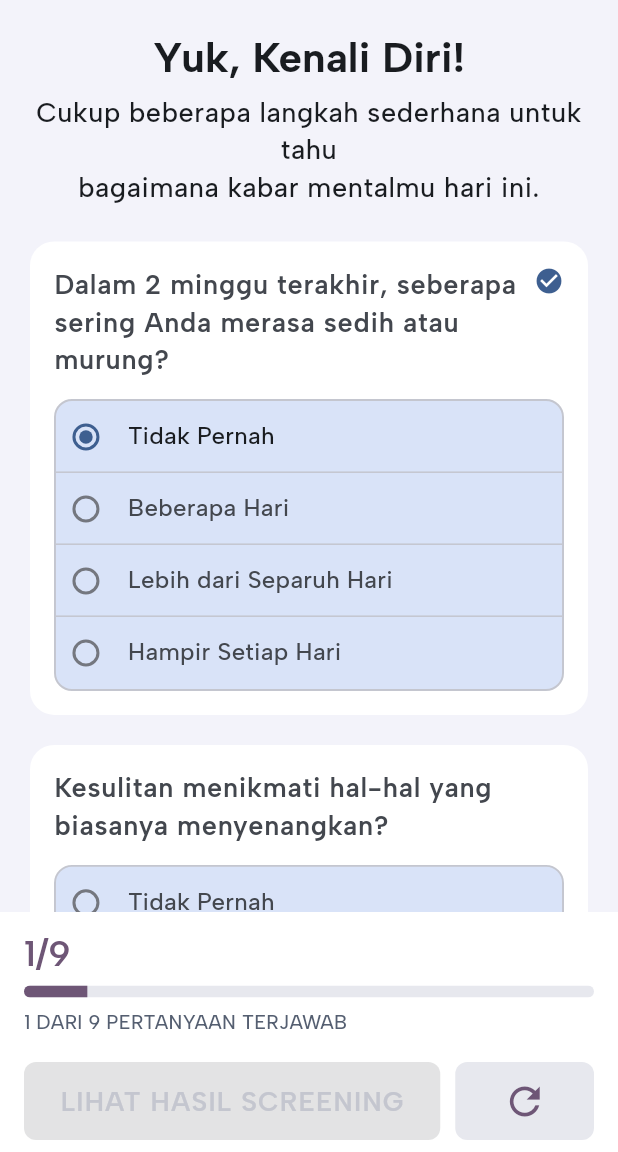
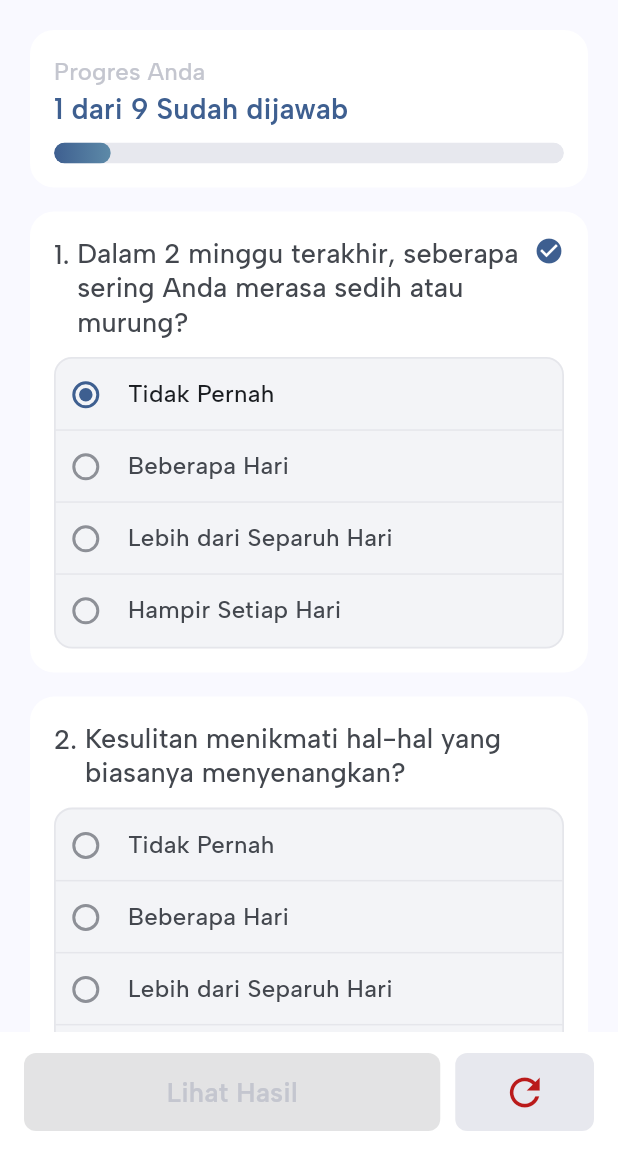
Before and after one commit to Vrynd/Insightmind_apps, a Flutter app: the screen it shows after launch, after a tap on "Tidak Pernah", on a phone screen of 412 x 824 dp, the part 84-1236 px from its top. Run offline on Flutter 3.47's test engine with Material 3 defaults, Android fonts, the phone set to English and light mode, and no system bars; our stand-ins replace flutter_riverpod, google_fonts.

Commit message:
Mengatur ulang layout dan tema aplikasi

```diff
--- a/lib/features/insightmind/domain/entities/question.dart
+++ b/lib/features/insightmind/domain/entities/question.dart
@@ -45,7 +45,7 @@ const defaultQuestions = <Question>[
 
   Question(
     id: 'q3',
-    text: 'Mengalami masalah tidur; seperti sulit tidur, tidur terlalu banyak, atau bangun terlalu cepat?',
+    text: 'Mengalami masalah tidur, seperti sulit tidur, tidur terlalu banyak, atau bangun terlalu cepat?',
     options: _standardOptions,
   ),
   Question(
--- a/lib/features/insightmind/presentation/pages/home_pages.dart
+++ b/lib/features/insightmind/presentation/pages/home_pages.dart
@@ -1,11 +1,12 @@
 import 'package:flutter/material.dart';
 import 'package:flutter_riverpod/flutter_riverpod.dart';
 import 'package:insightmind_app/features/insightmind/presentation/providers/score_provider.dart';
-import 'package:insightmind_app/features/insightmind/presentation/widget/header_app.dart';
 import 'package:insightmind_app/features/insightmind/presentation/providers/questionnare_provider.dart';
 import 'package:insightmind_app/features/insightmind/presentation/pages/result_pages.dart';
+import 'package:insightmind_app/features/insightmind/presentation/widget/answer_summary.dart';
+import 'package:insightmind_app/features/insightmind/presentation/widget/indicator_proggres.dart';
 import 'package:insightmind_app/features/insightmind/presentation/widget/scaffold_app.dart';
-import 'package:insightmind_app/features/insightmind/presentation/widget/question_app.dart';
+import 'package:insightmind_app/features/insightmind/presentation/widget/questionaire.dart';
 
 class HomePage extends ConsumerWidget {
   const HomePage({super.key});
@@ -29,7 +30,7 @@ class HomePage extends ConsumerWidget {
     final isComplete = questionnaireState.isComplete;
 
     return ScaffoldApp(
-      backgroundColor: color.surfaceContainerLow,
+      backgroundColor: color.surface,
       appBar: AppBar(
         scrolledUnderElevation: 0,
         backgroundColor: color.surfaceContainerLowest,
@@ -68,16 +69,19 @@ class HomePage extends ConsumerWidget {
           child: Column(
             crossAxisAlignment: CrossAxisAlignment.stretch,
             children: [
-              // Welcome Apps
-              Align(
-                alignment: Alignment.center,
-                child: HeaderApp(textStyle: textStyle, color: color),
+              IndicatorProggres(
+                progressValue: progressValue,
+                answeredCount: answeredCount,
+                totalCount: totalCount,
+                color: color,
+                textStyle: textStyle,
               ),
-              const SizedBox(height: 24),
+              const SizedBox(height: 16),
 
-              // Daftar Pertanyaan
+              // Jadikan Daftar Pertanyaan ini menjadi widget yang terpisah
               for (int i = 0; i < questions.length; i++) ...[
-                QuestionApp(
+                Questionnaire(
+                  index: i + 1,
                   question: questions[i],
                   color: color,
                   textStyle: textStyle,
@@ -89,82 +93,18 @@ class HomePage extends ConsumerWidget {
                     );
                   },
                 ),
-                // Jarak antar item untuk item bukan yang paling terakhir
-                if (i != questions.length - 1) const SizedBox(height: 20),
+                if (i != questions.length - 1) const SizedBox(height: 16),
               ],
-              const SizedBox(height: 24),
 
-              // Ringkasan dari Jawaban
-              if (answeredCount > 0) ...[
-                Container(
-                  padding: const EdgeInsets.all(16),
-                  decoration: BoxDecoration(
-                    color: color.surfaceContainerLowest,
-                    borderRadius: BorderRadius.circular(16),
+              //Jadikan Ringkasan Jawaban ini menjadi widget yang terpisah
+              if (answeredCount > 0)
+                AnswerSummary(
+                  answeredScores: answeredScores,
+                  totalScore: totalScore,
+                  isComplete: isComplete,
+                  color: color,
+                  textStyle: textStyle,
                 ),
-                  child: Column(
-                    crossAxisAlignment: CrossAxisAlignment.start,
-                    children: [
-                      Text(
-                        'Ringkasan Jawaban',
-                        style: textStyle.titleMedium?.copyWith(
-                          color: color.onSurfaceVariant,
-                          fontWeight: FontWeight.w600,
-                          letterSpacing: 0.5,
-                        ),
-                      ),
-                      const SizedBox(height: 12),
-                      GridView.count(
-                        shrinkWrap: true,
-                        crossAxisCount: 4,
-                        mainAxisSpacing: 8,
-                        crossAxisSpacing: 8,
-                        childAspectRatio: 2.5,
-                        physics: const NeverScrollableScrollPhysics(),
-                        children: [
-                          ...answeredScores.asMap().entries.map((entry) {
-                            final index = entry.key;
-                            final score = entry.value;
-                            return Container(
-                              alignment: Alignment.center,
-                              decoration: BoxDecoration(
-                                color: color.primaryContainer,
-                                borderRadius: BorderRadius.circular(8),
-                                border: Border.all(
-                                  color: color.inversePrimary,
-                                  width: 1,
-                                ),
-                              ),
-                              child: Text(
-                                'Q${index + 1}: $score',
-                                style: TextStyle(
-                                  color: color.primary,
-                                  fontWeight: FontWeight.w600,
-                                ),
-                              ),
-                            );
-                          }),
-                          if (isComplete)
-                            Container(
-                              alignment: Alignment.center,
-                              decoration: BoxDecoration(
-                                color: color.primary,
-                                borderRadius: BorderRadius.circular(8),
-                              ),
-                              child: Text(
-                                'Skor: $totalScore',
-                                style: TextStyle(
-                                  color: color.surface,
-                                  fontWeight: FontWeight.w600,
-                                ),
-                              ),
-                            ),
-                        ],
-                      ),
-                    ],
-                  ),
-                ),
-              ],
             ],
           ),
         ),
@@ -172,45 +112,8 @@ class HomePage extends ConsumerWidget {
 
       bottomNavigationBar: BottomAppBar(
         color: color.surfaceContainerLowest,
-        elevation: 8,
-        height: 160,
-        child: Column(
-          crossAxisAlignment: CrossAxisAlignment.stretch,
-          mainAxisSize: MainAxisSize.min,
-          children: [
-            // Indikator Progres Kuesioner
-            Text(
-              "$answeredCount/$totalCount",
-              style: textStyle.titleLarge?.copyWith(
-                color: color.tertiary,
-                fontSize: 24,
-                fontWeight: FontWeight.w600,
-              ),
-            ),
-            const SizedBox(height: 6),
-            ClipRRect(
-              borderRadius: BorderRadius.circular(6),
-              child: LinearProgressIndicator(
-                value: progressValue,
-                minHeight: 8,
-                backgroundColor: color.surfaceContainerHigh,
-                valueColor: AlwaysStoppedAnimation(color.tertiary),
-              ),
-            ),
-            const SizedBox(height: 6),
-            Text(
-              "$answeredCount dari $totalCount pertanyaan terjawab"
-                  .toUpperCase(),
-              style: textStyle.bodyLarge?.copyWith(
-                color: color.secondary,
-                fontSize: 13,
-                fontWeight: FontWeight.w500,
-              ),
-            ),
-            const SizedBox(height: 16),
-
-            // Button untuk Melihat Hasil dan Menghapus Semua Jawaban
-            Row(
+        child: Row(
+          mainAxisAlignment: MainAxisAlignment.spaceBetween,
           children: [
             Expanded(
               flex: 3,
@@ -229,13 +132,10 @@ class HomePage extends ConsumerWidget {
                     ? () {
                         final answerOrdered = <int>[];
                         final sortedKeys =
-                                questionnaireState.answers.keys.toList()
-                                  ..sort();
+                            questionnaireState.answers.keys.toList()..sort();
 
                         for (var key in sortedKeys) {
-                              answerOrdered.add(
-                                questionnaireState.answers[key]!,
-                              );
+                          answerOrdered.add(questionnaireState.answers[key]!);
                         }
 
                         ref.read(answersProvider.notifier).state =
@@ -249,13 +149,10 @@ class HomePage extends ConsumerWidget {
                       }
                     : null,
                 child: Text(
-                      'Lihat Hasil Screening'.toUpperCase(),
+                  'Lihat Hasil',
                   style: textStyle.titleMedium?.copyWith(
                     fontWeight: FontWeight.w600,
-                        letterSpacing: .8,
-                        color: isComplete
-                            ? color.onPrimary
-                            : color.outlineVariant,
+                    color: isComplete ? color.onPrimary : color.outlineVariant,
                   ),
                 ),
               ),
@@ -276,20 +173,18 @@ class HomePage extends ConsumerWidget {
                   ref.read(questionnaireProvider.notifier).reset();
                   ScaffoldMessenger.of(context).showSnackBar(
                     const SnackBar(
-                          content: Text('Kuesioner berhasil direset'),
+                      content: Text('Progress anda berhasil dipulihkan'),
                       behavior: SnackBarBehavior.floating,
-                          duration: Duration(seconds: 2),
+                      duration: Duration(seconds: 1),
                     ),
                   );
                 },
                 label: Icon(
                   Icons.refresh_outlined,
                   size: 30,
-                      color: color.tertiary,
+                  color: color.error,
                 ),
               ),
-                ),
-              ],
             ),
           ],
         ),
--- /dev/null
+++ b/lib/features/insightmind/presentation/widget/answer_summary.dart
@@ -0,0 +1,94 @@
+import 'package:flutter/material.dart';
+
+class AnswerSummary extends StatelessWidget {
+  final List<int> answeredScores;
+  final int totalScore;
+  final bool isComplete;
+  final ColorScheme color;
+  final TextTheme textStyle;
+
+  const AnswerSummary({
+    super.key,
+    required this.answeredScores,
+    required this.totalScore,
+    required this.isComplete,
+    required this.color,
+    required this.textStyle,
+  });
+
+  @override
+  Widget build(BuildContext context) {
+    return Column(
+      children: [
+        const SizedBox(height: 16),
+        Container(
+          padding: const EdgeInsets.all(16),
+          decoration: BoxDecoration(
+            color: color.surfaceContainerLowest,
+            borderRadius: BorderRadius.circular(16),
+          ),
+          child: Column(
+            crossAxisAlignment: CrossAxisAlignment.start,
+            children: [
+              Text(
+                'Jawaban Anda',
+                style: textStyle.titleMedium?.copyWith(
+                  color: color.onSurfaceVariant,
+                  fontWeight: FontWeight.w600,
+                ),
+              ),
+              const SizedBox(height: 12),
+              GridView.count(
+                shrinkWrap: true,
+                crossAxisCount: 4,
+                mainAxisSpacing: 8,
+                crossAxisSpacing: 8,
+                childAspectRatio: 2.5,
+                physics: const NeverScrollableScrollPhysics(),
+                children: [
+                  ...answeredScores.asMap().entries.map((entry) {
+                    final index = entry.key;
+                    final score = entry.value;
+                    return Container(
+                      alignment: Alignment.center,
+                      decoration: BoxDecoration(
+                        color: color.primaryContainer,
+                        borderRadius: BorderRadius.circular(8),
+                        border: Border.all(
+                          color: color.inversePrimary,
+                          width: 1,
+                        ),
+                      ),
+                      child: Text(
+                        'Q${index + 1}: $score',
+                        style: TextStyle(
+                          color: color.primary,
+                          fontWeight: FontWeight.w600,
+                        ),
+                      ),
+                    );
+                  }),
+                  if (isComplete)
+                    Container(
+                      alignment: Alignment.center,
+                      decoration: BoxDecoration(
+                        color: color.primary,
+                        borderRadius: BorderRadius.circular(8),
+                      ),
+                      child: Text(
+                        'Skor: $totalScore',
+                        style: TextStyle(
+                          color: color.surface,
+                          fontWeight: FontWeight.w600,
+                        ),
+                      ),
+                    ),
+                ],
+              ),
+            ],
+          ),
+        ),
+      ],
+    );
+  }
+}
--- a/lib/features/insightmind/presentation/widget/header_app.dart
+++ /dev/null
@@ -1,35 +0,0 @@
-import 'package:flutter/material.dart';
-
-class HeaderApp extends StatelessWidget {
-  final TextTheme textStyle;
-  final ColorScheme color;
-
-  const HeaderApp({super.key, required this.textStyle, required this.color});
-
-  @override
-  Widget build(BuildContext context) {
-    return Column(
-      mainAxisAlignment: MainAxisAlignment.center,
-      mainAxisSize: MainAxisSize.min,
-      children: [
-        Text(
-          'Yuk, Kenali Diri!',
-          style: textStyle.headlineMedium?.copyWith(
-            color: color.onSurface,
-            fontWeight: FontWeight.bold,
-          ),
-        ),
-        const SizedBox(height: 6),
-        Text(
-          'Cukup beberapa langkah sederhana untuk tahu\nbagaimana kabar mentalmu hari ini.',
-          style: textStyle.titleMedium?.copyWith(
-            color: color.onSurface,
-            fontWeight: FontWeight.w500,
-            letterSpacing: 0.4,
-          ),
-          textAlign: TextAlign.center,
-        ),
-      ],
-    );
-  }
-}
--- /dev/null
+++ b/lib/features/insightmind/presentation/widget/indicator_proggres.dart
@@ -0,0 +1,100 @@
+import 'package:flutter/material.dart';
+
+class IndicatorProggres extends StatelessWidget {
+  final double progressValue;
+  final int answeredCount;
+  final int totalCount;
+  final ColorScheme color;
+  final TextTheme textStyle;
+
+  const IndicatorProggres({
+    super.key,
+    required this.progressValue,
+    required this.answeredCount,
+    required this.totalCount,
+    required this.color,
+    required this.textStyle,
+  });
+
+  @override
+  Widget build(BuildContext context) {
+    final bool isEmpty = answeredCount == 0;
+    final bool isComplete = answeredCount == totalCount && totalCount > 0;
+
+    String message;
+    if (isEmpty) {
+      message = "Mulailah untuk Melihat Progres Anda";
+    } else if (isComplete) {
+      message = "Selesai! Semua Pertanyaan Telah dijawab";
+    } else {
+      message = "$answeredCount dari $totalCount Sudah dijawab";
+    }
+
+    return Container(
+      width: double.infinity,
+      padding: const EdgeInsets.all(16),
+      decoration: BoxDecoration(
+        color: color.surfaceContainerLowest,
+        borderRadius: BorderRadius.circular(16),
+      ),
+      child: Column(
+        crossAxisAlignment: CrossAxisAlignment.stretch,
+        children: [
+          Text(
+            'Progres Anda',
+            style: textStyle.titleSmall?.copyWith(
+              color: color.outlineVariant,
+              fontSize: 16,
+              fontWeight: FontWeight.w500,
+            ),
+          ),
+          const SizedBox(height: 2),
+          Text(
+            message,
+            style: textStyle.titleMedium?.copyWith(
+              color: color.primary,
+              fontWeight: FontWeight.w600,
+              fontSize: 19,
+              height: 1.3
+            ),
+          ),
+          const SizedBox(height: 10),
+          ClipRRect(
+            borderRadius: BorderRadius.circular(10),
+            child: Stack(
+              children: [
+                Container(
+                  height: 14,
+                  decoration: BoxDecoration(
+                    color: color.surfaceContainerHigh,
+                    borderRadius: BorderRadius.circular(10),
+                  ),
+                ),
+                if (!isEmpty)
+                  LayoutBuilder(
+                    builder: (context, constraints) {
+                      return AnimatedContainer(
+                        duration: const Duration(milliseconds: 500),
+                        height: 14,
+                        width:
+                            constraints.maxWidth *
+                            progressValue.clamp(0.0, 1.0),
+                        decoration: BoxDecoration(
+                          gradient: const LinearGradient(
+                            colors: [Color(0xFF3E5F90), Color(0xFF5D8AA8)],
+                            begin: Alignment.centerLeft,
+                            end: Alignment.centerRight,
+                          ),
+                          borderRadius: BorderRadius.circular(10),
+                        ),
+                      );
+                    },
+                  ),
+              ],
+            ),
+          ),
+        ],
+      ),
+    );
+  }
+}
--- a/lib/features/insightmind/presentation/widget/question_app.dart
+++ b/lib/features/insightmind/presentation/widget/questionaire.dart
@@ -1,15 +1,17 @@
 import 'package:flutter/material.dart';
 import 'package:insightmind_app/features/insightmind/domain/entities/question.dart';
 
-class QuestionApp extends StatelessWidget {
+class Questionnaire extends StatelessWidget {
+  final int index;
   final ColorScheme color;
   final TextTheme textStyle;
   final Question question;
   final int? selectedScore;
   final ValueChanged<int> onChanged;
 
-  const QuestionApp({
+  const Questionnaire({
     super.key,
+    required this.index,
     required this.color,
     required this.textStyle,
     required this.question,
@@ -34,13 +36,18 @@ class QuestionApp extends StatelessWidget {
           Row(
             crossAxisAlignment: CrossAxisAlignment.start,
             children: [
+              Text(
+                '$index. ',
+                style: textStyle.titleMedium?.copyWith(
+                  color: color.onSurfaceVariant,
+                ),
+              ),
               Expanded(
                 child: Text(
                   question.text,
                   style: textStyle.titleMedium?.copyWith(
                     color: color.onSurfaceVariant,
-                    fontWeight: FontWeight.w600,
-                    letterSpacing: 0.5
+                    height: 1.3,
                   ),
                 ),
               ),
@@ -49,12 +56,15 @@ class QuestionApp extends StatelessWidget {
                 Icon(Icons.check_circle, color: color.primary, size: 20),
             ],
           ),
-          const SizedBox(height: 14),
+          const SizedBox(height: 12),
           Container(
             decoration: BoxDecoration(
-              color: color.secondaryContainer,
+              color: color.surfaceContainerHigh.withValues(alpha: .5),
               borderRadius: BorderRadius.circular(12),
-              border: Border.all(color: color.outlineVariant, width: 1.3),
+              border: Border.all(
+                color: color.outlineVariant.withValues(alpha: 0.3),
+                width: 1.2,
+              ),
             ),
             child: Column(
               children: [
@@ -72,7 +82,7 @@ class QuestionApp extends StatelessWidget {
                       if (states.contains(WidgetState.selected)) {
                         return color.primary;
                       }
-                      return color.outline;
+                      return color.outline.withValues(alpha: .8);
                     }),
                     title: Text(
                       question.options[i].label,
@@ -88,7 +98,7 @@ class QuestionApp extends StatelessWidget {
                     Divider(
                       height: 0,
                       thickness: 1,
-                      color: color.outlineVariant,
+                      color: color.outlineVariant.withValues(alpha: 0.3),
                     ),
                 ],
               ],
```
Lines whose indentation alone changed are shown as unchanged.
